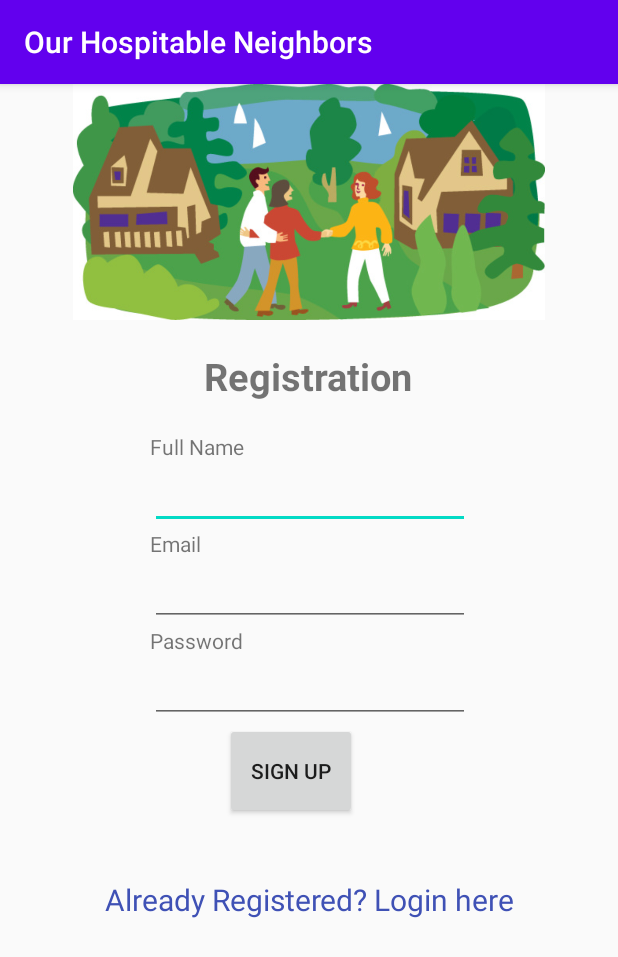
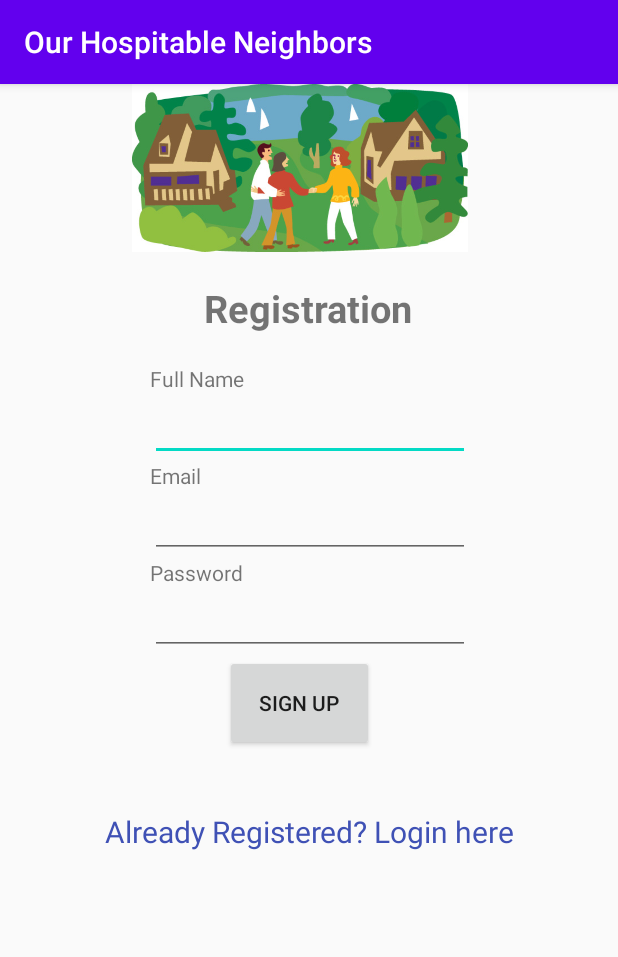
Before and after one commit to RyanTran2506/Our-hospitable-neighbor, an Android app: the screen it shows after launch (Register), after a tap on "Don't have account.Register here", on a phone screen of 412 x 824 dp. Shown: the top 957 px of the screen. Run offline under Robolectric (Android 15) with nearby library versions, the phone set to English and light mode, and no system bars; our stand-ins replace Firebase (no records; nobody signed in at launch, a user with empty details on screens opened directly), RxJava.

Commit message:
21 Jul - Connected DB (Login+Register)

```diff
--- a/app/src/main/java/com/example/ourhospitableneighbor/data/LoginDataSource.java
+++ b/app/src/main/java/com/example/ourhospitableneighbor/data/LoginDataSource.java
@@ -7,6 +7,7 @@ import androidx.annotation.NonNull;
 import com.example.ourhospitableneighbor.data.model.LoggedInUser;
 import com.google.android.gms.tasks.OnCompleteListener;
 import com.google.android.gms.tasks.Task;
+import com.google.android.gms.tasks.Tasks;
 import com.google.firebase.auth.AuthResult;
 import com.google.firebase.auth.FirebaseAuth;
 import com.google.firebase.auth.FirebaseUser;
@@ -25,11 +26,13 @@ public class LoginDataSource {
     private DatabaseReference myRef;
     private FirebaseAuth mAuth;
 
+
+    public LoginDataSource() {
+        init();
+    }
+
     public void init(){
-        database = FirebaseDatabase.getInstance();
-        myRef = database.getReference("users");
-        LoggedInUser user = new LoggedInUser("test2","emmatr");
-        myRef.push().setValue(user);
+        mAuth = FirebaseAuth.getInstance();
     }
 
     public Result<LoggedInUser> login(String username, String password) {
@@ -37,18 +40,15 @@ public class LoginDataSource {
         try {
             // TODO: handle loggedInUser authentication
 
-            mAuth.signInWithEmailAndPassword(username, password)
-                    .addOnCompleteListener((Executor) this, new OnCompleteListener<AuthResult>() {
-                        @Override
-                        public void onComplete(@NonNull Task<AuthResult> task) {
-                            if (task.isSuccessful()) {
-                                // Sign in success, update UI with the signed-in user's information
-                                FirebaseUser user = mAuth.getCurrentUser();
-                                // Go to main activity
-                                Log.i("Test", "User logined");
-                            }
-                        }
-                    });
+            AuthResult authResult = Tasks.await(mAuth.signInWithEmailAndPassword(username, password));
+            FirebaseUser user = authResult.getUser();
+
+            if (user == null) {
+                return new Result.Error(new Exception("User name password are not matched"));
+            } else {
+                return new Result.Success<>(new LoggedInUser(user.getUid(), null));
+            }
+
 
 
 //            if(username.equals("test") && password.equals("1234")) {
@@ -59,7 +59,7 @@ public class LoginDataSource {
 //                return new Result.Success<>(fakeUser);
 //            }
 
-            return new Result.Error(new Exception("User name password are not matched"));
+            //return new Result.Error(new Exception("User name password are not matched"));
         } catch (Exception e) {
             return new Result.Error(new IOException("Error logging in", e));
         }
--- a/app/src/main/java/com/example/ourhospitableneighbor/ui/login/LoginViewModel.java
+++ b/app/src/main/java/com/example/ourhospitableneighbor/ui/login/LoginViewModel.java
@@ -4,6 +4,8 @@ import androidx.lifecycle.LiveData;
 import androidx.lifecycle.MutableLiveData;
 import androidx.lifecycle.ViewModel;
 
+import android.os.Handler;
+import android.os.Looper;
 import android.util.Patterns;
 
 import com.example.ourhospitableneighbor.data.LoginRepository;
@@ -33,12 +35,15 @@ public class LoginViewModel extends ViewModel {
         // can be launched in a separate asynchronous job
         Result<LoggedInUser> result = loginRepository.login(username, password);
 
+        new Handler(Looper.getMainLooper()).post(() -> {
             if (result instanceof Result.Success) {
                 LoggedInUser data = ((Result.Success<LoggedInUser>) result).getData();
                 loginResult.setValue(new LoginResult(new LoggedInUserView(data.getDisplayName())));
             } else {
                 loginResult.setValue(new LoginResult(R.string.login_failed));
             }
+        });
+
     }
 
     public void loginDataChanged(String username, String password) {
--- a/app/src/main/res/layout/activity_register.xml
+++ b/app/src/main/res/layout/activity_register.xml
@@ -1,13 +1,22 @@
 <?xml version="1.0" encoding="utf-8"?>
-<LinearLayout xmlns:android="http://schemas.android.com/apk/res/android"
+<ScrollView  xmlns:android="http://schemas.android.com/apk/res/android"
     xmlns:app="http://schemas.android.com/apk/res-auto"
-    android:orientation="vertical" android:layout_width="match_parent"
-    android:layout_height="match_parent">
+    xmlns:tools="http://schemas.android.com/tools"
+    android:layout_width="match_parent"
+    android:layout_height="match_parent"
+    tools:context=".Register">
+
+
+    <LinearLayout
+        android:layout_width="match_parent"
+        android:layout_height="wrap_content"
+        android:orientation="vertical">
+
 
         <ImageView
             android:id="@+id/imageView3"
-        android:layout_width="match_parent"
-        android:layout_height="157dp"
+            android:layout_width="400dp"
+            android:layout_height="112dp"
             app:srcCompat="@drawable/goodneighbor" />
 
         <TextView
@@ -26,54 +35,62 @@
             android:layout_height="wrap_content"
             android:layout_marginLeft="100dp"
             android:layout_marginTop="20dp"
-        android:text="Full Name"/>
+            android:text="Full Name" />
+
         <EditText
             android:id="@+id/txtName"
             android:layout_width="wrap_content"
             android:layout_height="wrap_content"
             android:layout_marginLeft="100dp"
-        android:ems="10"/>
+            android:ems="10" />
+
         <TextView
             android:id="@+id/secTxt"
             android:layout_width="wrap_content"
             android:layout_height="wrap_content"
-        android:text="Email"
-        android:layout_marginLeft="100dp" />
+            android:layout_marginLeft="100dp"
+            android:text="Email" />
+
         <EditText
             android:id="@+id/txtEmail"
             android:layout_width="wrap_content"
             android:layout_height="wrap_content"
             android:layout_marginLeft="100dp"
             android:ems="10" />
+
         <TextView
             android:id="@+id/thirdTxt"
             android:layout_width="wrap_content"
             android:layout_height="wrap_content"
-        android:text="Password"
-        android:layout_marginLeft="100dp" />
+            android:layout_marginLeft="100dp"
+            android:text="Password" />
+
         <EditText
             android:id="@+id/txtPwd"
             android:layout_width="wrap_content"
             android:layout_height="wrap_content"
             android:layout_marginLeft="100dp"
-        android:inputType="textPassword"
-        android:ems="10" />
+            android:ems="10"
+            android:inputType="textPassword" />
 
         <Button
             android:id="@+id/btnSignup"
-        android:layout_width="wrap_content"
+            android:layout_width="99dp"
             android:layout_height="64dp"
             android:layout_marginLeft="150dp"
             android:onClick="onSignUpClick"
             android:text="Sign Up" />
 
-    <TextView android:id="@+id/linkLogin"
+        <TextView
+            android:id="@+id/linkLogin"
             android:layout_width="match_parent"
             android:layout_height="wrap_content"
             android:layout_marginTop="40dp"
+            android:gravity="center"
+            android:onClick="onSignUpClick"
             android:text="Already Registered? Login here"
-    android:gravity="center"
-    android:textSize="20dp"
             android:textColor="#3F51B5"
-    android:onClick="test"/>
+            android:textSize="20dp" />
+
     </LinearLayout>
+</ScrollView>
--- a/app/src/main/res/layout/nav_header_main.xml
+++ b/app/src/main/res/layout/nav_header_main.xml
@@ -28,8 +28,9 @@
             android:id="@+id/nav_header_imageView"
             android:layout_width="64dp"
             android:layout_height="64dp"
-            android:src="@drawable/placeholder_square"
-            android:background="@drawable/img_avatar_background"/>
+            android:background="@drawable/img_avatar_background"
+            android:scaleType="center"
+            android:src="@drawable/placeholder_square" />
 
         <TextView
             android:id="@+id/nav_header_textView"
```
Also changed, not shown: app/src/main/java/com/example/ourhospitableneighbor/MainActivity.java (+20 -3 lines), app/src/main/java/com/example/ourhospitableneighbor/Register.java (+21 -0 lines), app/src/main/java/com/example/ourhospitableneighbor/ui/login/LoginActivity.java (+8 -2 lines). Lines whose indentation alone changed are shown as unchanged.
